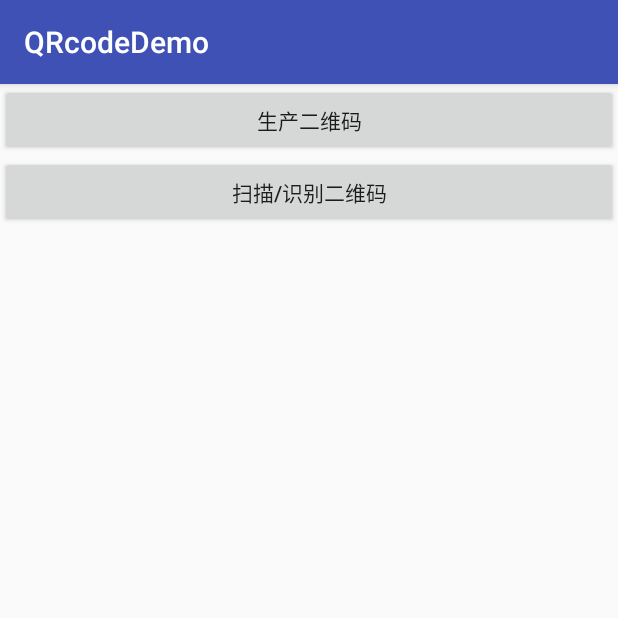
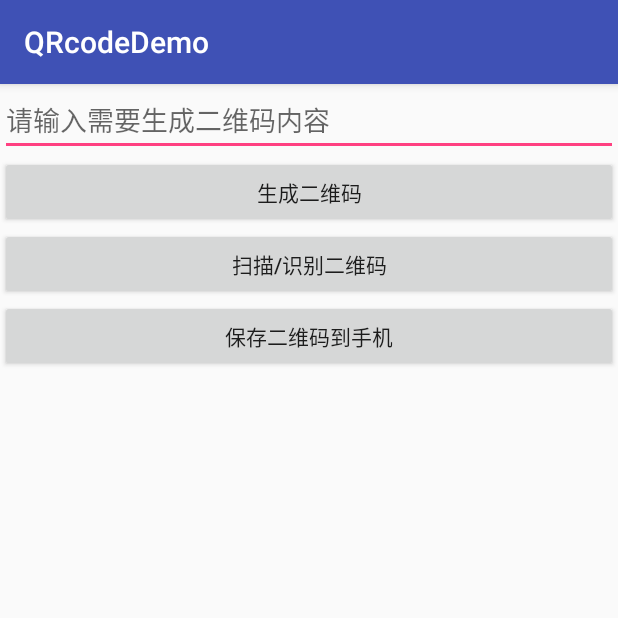
Before and after one commit to chenyesheng/QRcodeDemo, an Android app: the screen it shows after launch (MainActivity), on a phone screen of 412 x 824 dp, the top half of it. Run offline under Robolectric (Android 15) with nearby library versions, the phone set to English and light mode, and no system bars.

Commit message:
新增生成二维码，保存二维码

```diff
--- a/app/src/main/java/com/cys/test/qrcodedemo/MainActivity.java
+++ b/app/src/main/java/com/cys/test/qrcodedemo/MainActivity.java
@@ -1,27 +1,40 @@
 package com.cys.test.qrcodedemo;
 
 import android.content.Intent;
+import android.graphics.Bitmap;
+import android.graphics.drawable.BitmapDrawable;
+import android.os.Bundle;
 import android.support.v7.app.AppCompatActivity;
-import android.os.Bundle;
 import android.view.View;
 import android.widget.Button;
+import android.widget.EditText;
+import android.widget.ImageView;
 
 import com.cys.test.qrcodedemo.qrcode.CaptureActivity;
+import com.cys.test.qrcodedemo.qrcode.common.EncoderTask;
+import com.cys.test.qrcodedemo.util.BitmapUtils;
 
 public class MainActivity extends AppCompatActivity {
+    private static final String TAG = "MainActivity";
+    private EditText et_content;
+    private Button btn_generate, btn_scan, btn_save;
+    private ImageView iv_qrcode;
+    private Bitmap codeBitmap;
 
-    private Button btn_generate, btn_scan;
     @Override
     protected void onCreate(Bundle savedInstanceState) {
         super.onCreate(savedInstanceState);
         setContentView(R.layout.activity_main);
 
+        et_content = (EditText) findViewById(R.id.et_content);
+        iv_qrcode = (ImageView) findViewById(R.id.iv_qrcode);
         btn_generate = (Button) findViewById(R.id.btn_generate);
         btn_scan = (Button) findViewById(R.id.btn_scan);
+        btn_save = (Button) findViewById(R.id.btn_save);
         btn_generate.setOnClickListener(new View.OnClickListener() {
             @Override
             public void onClick(View v) {
-
+                new EncoderTask(iv_qrcode).execute(et_content.getText().toString().trim());
             }
         });
         btn_scan.setOnClickListener(new View.OnClickListener() {
@@ -31,5 +44,13 @@ public class MainActivity extends AppCompatActivity {
                 startActivity(intent);
             }
         });
+        btn_save.setOnClickListener(new View.OnClickListener() {
+            @Override
+            public void onClick(View v) {
+                codeBitmap = ((BitmapDrawable) iv_qrcode.getDrawable()).getBitmap();
+                BitmapUtils.bitmapToFile(codeBitmap, getExternalCacheDir().getPath(), "QRcode-" + System.currentTimeMillis() + ".png", MainActivity.this);
+            }
+        });
     }
+
 }
--- a/app/src/main/res/layout/activity_main.xml
+++ b/app/src/main/res/layout/activity_main.xml
@@ -4,11 +4,17 @@
     android:layout_height="match_parent"
     android:orientation="vertical">
 
+    <EditText
+        android:id="@+id/et_content"
+        android:layout_width="match_parent"
+        android:layout_height="wrap_content"
+        android:hint="请输入需要生成二维码内容" />
+
     <Button
         android:id="@+id/btn_generate"
         android:layout_width="match_parent"
         android:layout_height="wrap_content"
-        android:text="生产二维码" />
+        android:text="生成二维码" />
 
     <Button
         android:id="@+id/btn_scan"
@@ -16,4 +22,17 @@
         android:layout_height="wrap_content"
         android:text="扫描/识别二维码" />
 
+    <Button
+        android:id="@+id/btn_save"
+        android:layout_width="match_parent"
+        android:layout_height="wrap_content"
+        android:text="保存二维码到手机" />
+
+    <ImageView
+        android:id="@+id/iv_qrcode"
+        android:layout_width="200dp"
+        android:layout_height="200dp"
+        android:layout_gravity="center"
+        android:layout_marginTop="10dp" />
+
 </LinearLayout>
```
Also changed, not shown: app/src/main/java/com/cys/test/qrcodedemo/qrcode/CaptureActivity.java (+1 -2 lines), app/src/main/java/com/cys/test/qrcodedemo/util/BitmapUtils.java (added, +52 -0 lines), app/src/main/java/com/cys/test/qrcodedemo/util/DensityUtils.java (+1 -0 lines), 1 other file.
